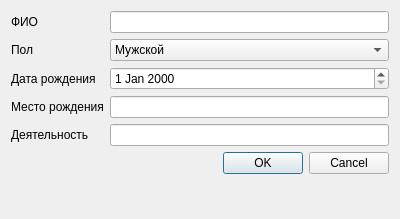
This is ui/inputdialog.ui in denistred/coursework as Qt 5 draws it before an edit. The edited form follows.
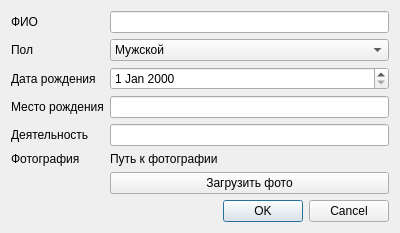
This is the edited form.

Commit message: Added photo to the person

The edit to the form file:
```diff
--- a/ui/inputdialog.ui
+++ b/ui/inputdialog.ui
@@ -77,6 +77,27 @@
      <item row="2" column="1">
       <widget class="QDateEdit" name="birthdayDateEdit"/>
      </item>
+     <item row="7" column="0">
+      <widget class="QLabel" name="photoLabel">
+       <property name="text">
+        <string>Фотография</string>
+       </property>
+      </widget>
+     </item>
+     <item row="7" column="1">
+      <widget class="QLabel" name="filepathLabel">
+       <property name="text">
+        <string>Путь к фотографии</string>
+       </property>
+      </widget>
+     </item>
+     <item row="8" column="1">
+      <widget class="QPushButton" name="loadPhotoButton">
+       <property name="text">
+        <string>Загрузить фото</string>
+       </property>
+      </widget>
+     </item>
     </layout>
    </item>
    <item row="1" column="1">
```
The commit also changes 7 other files.
